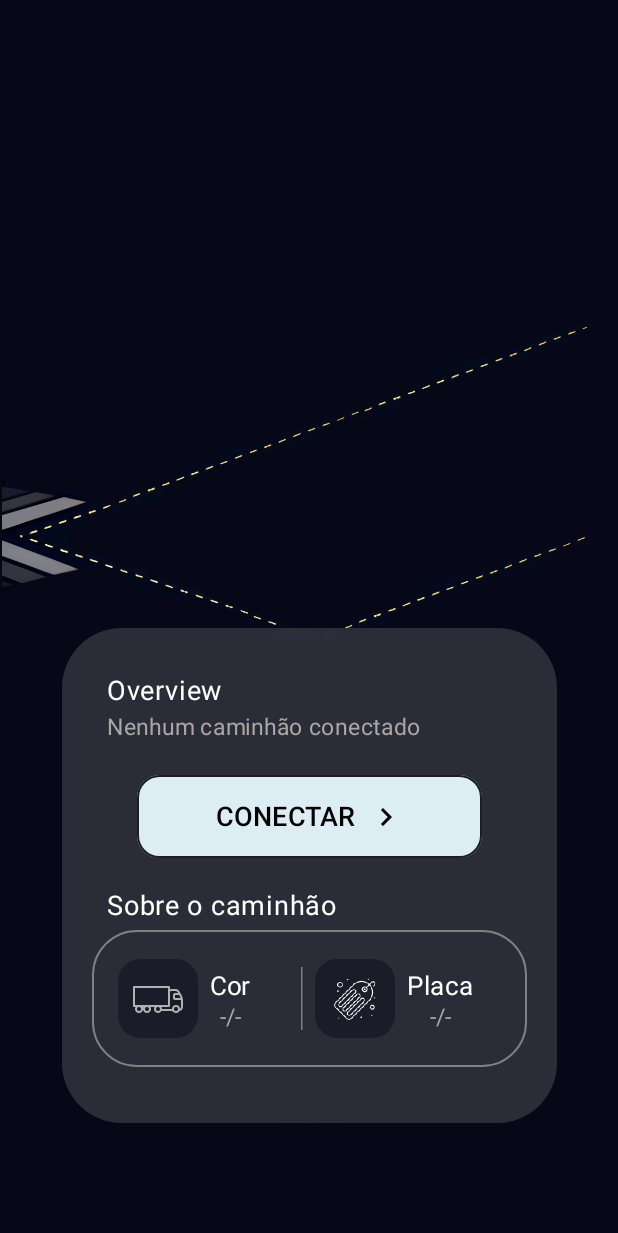
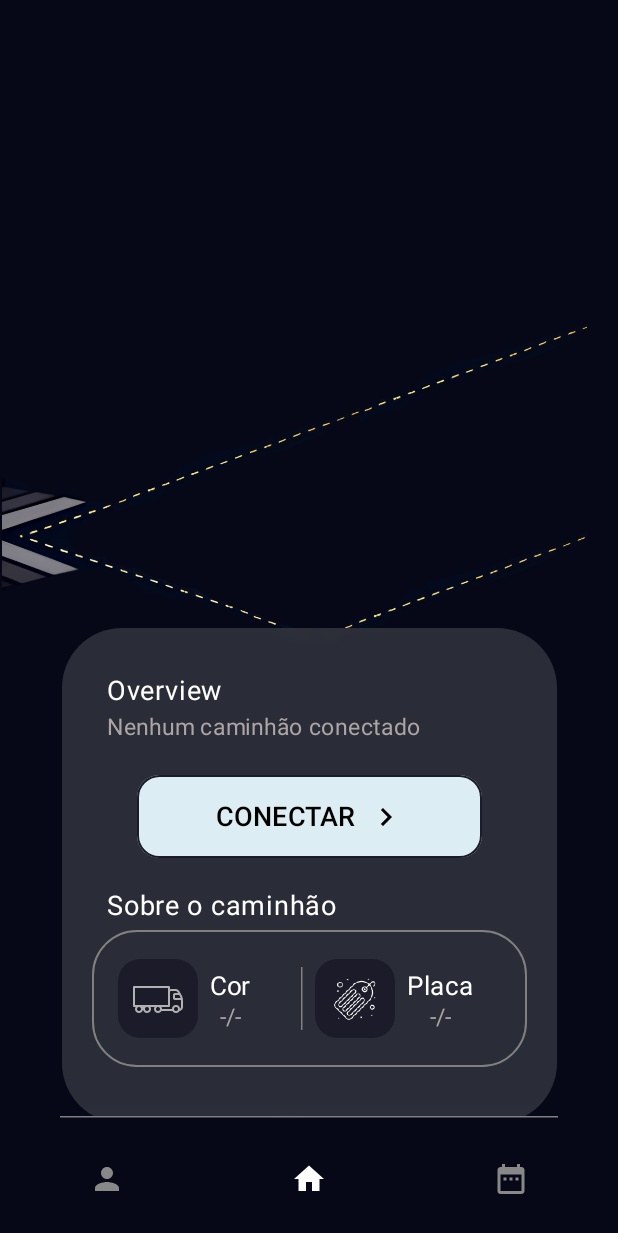
Before and after one commit to jpnacaratti/scania-modtruck, an Android app built with Jetpack Compose: the screen it shows after launch (MainActivity), on a phone screen of 412 x 824 dp. Shown: the top 1233 px of the screen. Run offline under Robolectric (Android 15) with nearby library versions, the phone set to English and light mode, and no system bars; our stand-ins replace accompanist; 5 statements that could not run were skipped.

Commit message:
Developed bottom navigation

```diff
--- a/app/build.gradle.kts
+++ b/app/build.gradle.kts
@@ -60,7 +60,8 @@ dependencies {
     implementation(libs.androidx.ui.tooling.preview)
     implementation(libs.androidx.material3)
     implementation(libs.ui.text.google.fonts)
-    implementation ("com.google.accompanist:accompanist-systemuicontroller:0.24.3-alpha")
+    implementation(libs.accompanist.systemuicontroller)
+    implementation(libs.androidx.navigation.compose)
     testImplementation(libs.junit)
     androidTestImplementation(libs.androidx.junit)
     androidTestImplementation(libs.androidx.espresso.core)
--- a/app/src/main/java/com/jpnacaratti/modtruck/ui/activities/MainActivity.kt
+++ b/app/src/main/java/com/jpnacaratti/modtruck/ui/activities/MainActivity.kt
@@ -6,10 +6,30 @@ import androidx.activity.ComponentActivity
 import androidx.activity.compose.setContent
 import androidx.activity.enableEdgeToEdge
 import androidx.activity.viewModels
+import androidx.compose.foundation.background
+import androidx.compose.foundation.layout.Box
+import androidx.compose.foundation.layout.PaddingValues
+import androidx.compose.foundation.layout.calculateEndPadding
+import androidx.compose.foundation.layout.calculateStartPadding
+import androidx.compose.foundation.layout.padding
+import androidx.compose.foundation.layout.systemBarsPadding
+import androidx.compose.material3.HorizontalDivider
+import androidx.compose.material3.Scaffold
 import androidx.compose.runtime.Composable
+import androidx.compose.ui.Modifier
+import androidx.compose.ui.graphics.Color
+import androidx.compose.ui.platform.LocalLayoutDirection
 import androidx.compose.ui.tooling.preview.Preview
-import com.jpnacaratti.modtruck.ui.screens.HomeScreen
+import androidx.compose.ui.unit.dp
+import androidx.compose.ui.zIndex
+import androidx.core.view.WindowCompat
+import androidx.navigation.compose.rememberNavController
+import com.google.accompanist.systemuicontroller.rememberSystemUiController
+import com.jpnacaratti.modtruck.ui.navigation.BottomBar
+import com.jpnacaratti.modtruck.ui.navigation.BottomNavGraph
+import com.jpnacaratti.modtruck.ui.theme.Gray
 import com.jpnacaratti.modtruck.ui.theme.ModTruckTheme
+import com.jpnacaratti.modtruck.ui.theme.White
 import com.jpnacaratti.modtruck.ui.viewmodels.HomeScreenViewModel
 import com.jpnacaratti.modtruck.ui.viewmodels.TruckViewModel
 import com.jpnacaratti.modtruck.utils.GoogleFontProvider
@@ -39,16 +59,41 @@ class MainActivity : ComponentActivity() {
 
 @Composable
 fun App(truckViewModel: TruckViewModel, homeScreenViewModel: HomeScreenViewModel) {
+    val navController = rememberNavController()
+
     ModTruckTheme {
-        HomeScreen(
-            truckViewModel = truckViewModel,
-            screenViewModel = homeScreenViewModel
-        )
+        Scaffold(
+            bottomBar = {
+                BottomBar(navController = navController)
+            }
+        ) { innerPadding ->
+            Box(
+                modifier = Modifier.padding(
+                    PaddingValues(
+                        start = innerPadding.calculateStartPadding(LocalLayoutDirection.current),
+                        top = 0.dp,
+                        end = innerPadding.calculateEndPadding(LocalLayoutDirection.current),
+                        bottom = 0.dp
+                    )
+                )
+            ) {
+                val systemUiController = rememberSystemUiController()
+                systemUiController.setSystemBarsColor(
+                    color = Color.Transparent
+                )
+
+                BottomNavGraph(
+                    navController = navController,
+                    truckViewModel = truckViewModel,
+                    homeScreenViewModel = homeScreenViewModel
+                )
+            }
+        }
     }
 }
 
 @Preview(showBackground = true)
 @Composable
 fun AppPreview() {
-//    App(homeScreenViewModel = HomeScreenViewModel())
+    App(truckViewModel = TruckViewModel(), homeScreenViewModel = HomeScreenViewModel())
 }
--- a/app/src/main/java/com/jpnacaratti/modtruck/ui/components/TruckModulesInfo.kt
+++ b/app/src/main/java/com/jpnacaratti/modtruck/ui/components/TruckModulesInfo.kt
@@ -11,7 +11,6 @@ import androidx.compose.ui.res.painterResource
 import androidx.compose.ui.tooling.preview.Preview
 import androidx.compose.ui.unit.dp
 import com.jpnacaratti.modtruck.interfaces.TruckModule
-import com.jpnacaratti.modtruck.models.TruckInfo
 import com.jpnacaratti.modtruck.ui.theme.Gray
 import com.jpnacaratti.modtruck.ui.theme.ModTruckTheme
 import com.jpnacaratti.modtruck.ui.viewmodels.TruckViewModel
--- a/app/src/main/java/com/jpnacaratti/modtruck/ui/components/TruckOverviewCard.kt
+++ b/app/src/main/java/com/jpnacaratti/modtruck/ui/components/TruckOverviewCard.kt
@@ -16,13 +16,13 @@ import androidx.compose.ui.text.font.FontWeight
 import androidx.compose.ui.tooling.preview.Preview
 import androidx.compose.ui.unit.dp
 import androidx.compose.ui.unit.sp
-import com.jpnacaratti.modtruck.extensions.BackgroundBlurLayer
 import com.jpnacaratti.modtruck.models.TruckInfo
 import com.jpnacaratti.modtruck.ui.states.HomeScreenUiState
 import com.jpnacaratti.modtruck.ui.theme.DarkGray
 import com.jpnacaratti.modtruck.ui.theme.LightGray
 import com.jpnacaratti.modtruck.ui.theme.ModTruckTheme
 import com.jpnacaratti.modtruck.ui.theme.White
+import com.jpnacaratti.modtruck.utils.BackgroundBlurLayer
 import com.jpnacaratti.modtruck.utils.GoogleFontProvider
 import com.jpnacaratti.modtruck.utils.GoogleFontProvider.Companion.poppins
 
--- /dev/null
+++ b/app/src/main/java/com/jpnacaratti/modtruck/ui/navigation/BottomBar.kt
@@ -0,0 +1,61 @@
+package com.jpnacaratti.modtruck.ui.navigation
+
+import androidx.compose.foundation.layout.height
+import androidx.compose.foundation.layout.padding
+import androidx.compose.material3.BottomAppBar
+import androidx.compose.material3.HorizontalDivider
+import androidx.compose.material3.Icon
+import androidx.compose.material3.NavigationBarItem
+import androidx.compose.material3.NavigationBarItemDefaults
+import androidx.compose.runtime.Composable
+import androidx.compose.runtime.getValue
+import androidx.compose.ui.Modifier
+import androidx.compose.ui.graphics.Color
+import androidx.compose.ui.unit.dp
+import androidx.compose.ui.zIndex
+import androidx.navigation.NavController
+import androidx.navigation.NavDestination.Companion.hierarchy
+import androidx.navigation.compose.currentBackStackEntryAsState
+import com.jpnacaratti.modtruck.ui.theme.DarkBlue
+import com.jpnacaratti.modtruck.ui.theme.Gray
+
+@Composable
+fun BottomBar(navController: NavController) {
+    val screens = listOf(
+        BottomBarScreen.Profile,
+        BottomBarScreen.Home,
+        BottomBarScreen.Modules
+    )
+
+    val navBackStackEntry by navController.currentBackStackEntryAsState()
+    val currentDestination = navBackStackEntry?.destination
+
+    HorizontalDivider(color = Gray, modifier = Modifier.zIndex(2F).padding(horizontal = 40.dp))
+    BottomAppBar(
+        containerColor = DarkBlue,
+        actions = {
+            screens.forEach { screen ->
+                NavigationBarItem(
+                    icon = {
+                        Icon(
+                            imageVector = screen.icon,
+                            contentDescription = "Navigation icon"
+                        )
+                    },
+                    selected = currentDestination?.hierarchy?.any {
+                        it.route == screen.route
+                    } == true,
+                    onClick = {
+                        navController.navigate(screen.route)
+                    },
+                    colors = NavigationBarItemDefaults.colors(
+                        selectedIconColor = Color.White,
+                        unselectedIconColor = Color.Gray,
+                        indicatorColor = Color.Transparent
+                    )
+                )
+            }
+        },
+        modifier = Modifier.height(80.dp)
+    )
+}
--- /dev/null
+++ b/app/src/main/java/com/jpnacaratti/modtruck/ui/navigation/BottomBarScreen.kt
@@ -0,0 +1,31 @@
+package com.jpnacaratti.modtruck.ui.navigation
+
+import androidx.compose.material.icons.Icons
+import androidx.compose.material.icons.filled.DateRange
+import androidx.compose.material.icons.filled.Home
+import androidx.compose.material.icons.filled.Person
+import androidx.compose.ui.graphics.vector.ImageVector
+
+sealed class BottomBarScreen(
+    val route: String,
+    val title: String,
+    val icon: ImageVector
+) {
+    object Profile: BottomBarScreen(
+        route = "profile",
+        title = "Profile",
+        icon = Icons.Default.Person
+    )
+
+    object Home: BottomBarScreen(
+        route = "home",
+        title = "Home",
+        icon = Icons.Default.Home
+    )
+
+    object Modules: BottomBarScreen(
+        route = "modules",
+        title = "Modules",
+        icon = Icons.Default.DateRange
+    )
+}
--- /dev/null
+++ b/app/src/main/java/com/jpnacaratti/modtruck/ui/navigation/BottomNavGraph.kt
@@ -0,0 +1,29 @@
+package com.jpnacaratti.modtruck.ui.navigation
+
+import androidx.compose.runtime.Composable
+import androidx.navigation.NavHostController
+import androidx.navigation.compose.NavHost
+import androidx.navigation.compose.composable
+import com.jpnacaratti.modtruck.ui.screens.HomeScreen
+import com.jpnacaratti.modtruck.ui.viewmodels.HomeScreenViewModel
+import com.jpnacaratti.modtruck.ui.viewmodels.TruckViewModel
+
+@Composable
+fun BottomNavGraph(navController: NavHostController, truckViewModel: TruckViewModel, homeScreenViewModel: HomeScreenViewModel) {
+    NavHost(
+        navController = navController,
+        startDestination = BottomBarScreen.Home.route
+    ) {
+        composable(route = BottomBarScreen.Profile.route) {
+            // TODO: Implement
+        }
+
+        composable(route = BottomBarScreen.Home.route) {
+            HomeScreen(truckViewModel = truckViewModel, screenViewModel = homeScreenViewModel)
+        }
+
+        composable(route = BottomBarScreen.Modules.route) {
+            // TODO: Implement
+        }
+    }
+}
--- a/app/src/main/java/com/jpnacaratti/modtruck/ui/screens/HomeScreen.kt
+++ b/app/src/main/java/com/jpnacaratti/modtruck/ui/screens/HomeScreen.kt
@@ -42,16 +42,11 @@ fun HomeScreen(truckViewModel: TruckViewModel, screenViewModel: HomeScreenViewMo
 
 @Composable
 fun HomeScreen(truckViewModel: TruckViewModel, modifier: Modifier = Modifier, state: HomeScreenUiState = HomeScreenUiState()) {
-    val systemUiController = rememberSystemUiController()
-    systemUiController.setSystemBarsColor(
-        color = Color.Transparent,
-        darkIcons = false
-    )
-
     Column(
         modifier = modifier
             .fillMaxSize()
-            .background(color = MaterialTheme.colorScheme.primary).verticalScroll(
+            .background(color = MaterialTheme.colorScheme.primary)
+            .verticalScroll(
                 rememberScrollState()
             ),
         horizontalAlignment = Alignment.CenterHorizontally
@@ -95,7 +90,7 @@ fun HomeScreen(truckViewModel: TruckViewModel, modifier: Modifier = Modifier, st
 
         TruckInfoCard(truckViewModel = truckViewModel)
 
-        TruckViewModulesCard(modifier = Modifier.padding(vertical = 20.dp))
+        TruckViewModulesCard(modifier = Modifier.padding(top = 20.dp, bottom = 100.dp))
     }
 }
 
--- a/app/src/main/java/com/jpnacaratti/modtruck/extensions/BackgroundBlur.kt
+++ b/app/src/main/java/com/jpnacaratti/modtruck/utils/BackgroundBlur.kt
@@ -1,4 +1,4 @@
-package com.jpnacaratti.modtruck.extensions
+package com.jpnacaratti.modtruck.utils
 
 import android.graphics.Bitmap
 import android.graphics.Canvas
--- a/gradle/libs.versions.toml
+++ b/gradle/libs.versions.toml
@@ -1,4 +1,5 @@
 [versions]
+accompanistSystemuicontroller = "0.24.3-alpha"
 agp = "8.5.1"
 kotlin = "1.9.0"
 coreKtx = "1.10.1"
@@ -9,9 +10,12 @@ lifecycleRuntimeKtx = "2.6.1"
 activityCompose = "1.8.0"
 composeBom = "2024.04.01"
 googleFonts = "1.6.8"
+navigationCompose = "2.7.7"
 
 [libraries]
+accompanist-systemuicontroller = { module = "com.google.accompanist:accompanist-systemuicontroller", version.ref = "accompanistSystemuicontroller" }
 androidx-core-ktx = { group = "androidx.core", name = "core-ktx", version.ref = "coreKtx" }
+androidx-navigation-compose = { module = "androidx.navigation:navigation-compose", version.ref = "navigationCompose" }
 junit = { group = "junit", name = "junit", version.ref = "junit" }
 androidx-junit = { group = "androidx.test.ext", name = "junit", version.ref = "junitVersion" }
 androidx-espresso-core = { group = "androidx.test.espresso", name = "espresso-core", version.ref = "espressoCore" }
```
